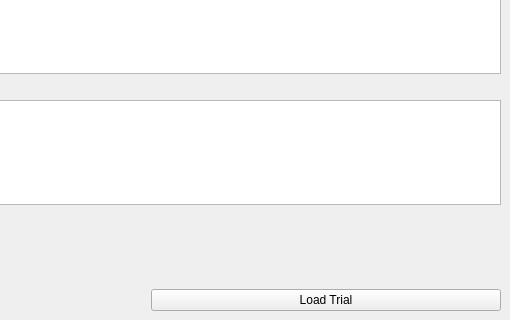
Before: the Qt Designer form src/db/trialWindow.ui in neuroethology/bento, drawn with Qt 5; both pictures show x 215 to 725 and y 191 to 511 of the 725 by 511 pixel window.
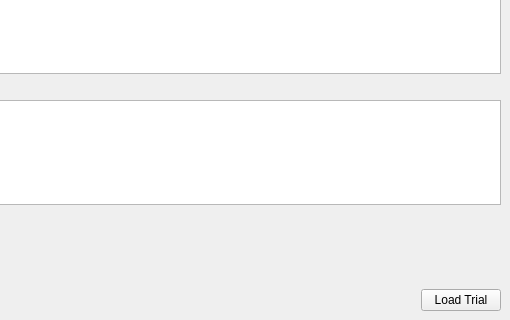
After: the same form once the commit is applied.

The edit to the form file:
```diff
--- a/src/db/trialWindow.ui
+++ b/src/db/trialWindow.ui
@@ -78,6 +78,12 @@
     </item>
     <item row="10" column="1">
      <widget class="QPushButton" name="loadTrialPushButton">
+      <property name="sizePolicy">
+       <sizepolicy hsizetype="Fixed" vsizetype="Fixed">
+        <horstretch>0</horstretch>
+        <verstretch>0</verstretch>
+       </sizepolicy>
+      </property>
       <property name="text">
        <string>Load Trial</string>
       </property>
```
